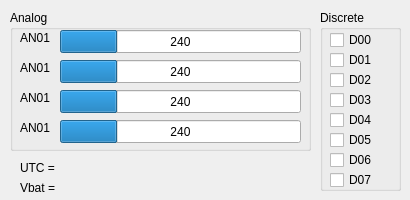
The window that soft/tester/tester.ui (barthess/volat3) describes before a commit, drawn with Qt 5.
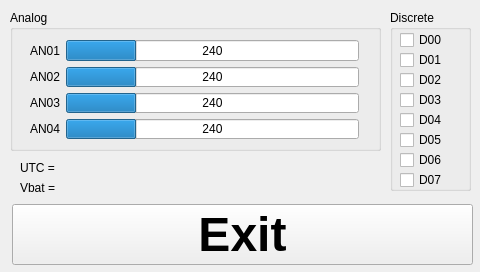
The same window after the commit.

Commit message: added config support to tester application

What changed in the file:
```diff
--- a/soft/tester/tester.ui
+++ b/soft/tester/tester.ui
@@ -6,8 +6,8 @@
    <rect>
     <x>0</x>
     <y>0</y>
-    <width>410</width>
-    <height>200</height>
+    <width>480</width>
+    <height>272</height>
    </rect>
   </property>
   <property name="windowTitle">
@@ -16,7 +16,7 @@
   <widget class="QGroupBox" name="discreteBox">
    <property name="geometry">
     <rect>
-     <x>320</x>
+     <x>390</x>
      <y>10</y>
      <width>81</width>
      <height>181</height>
@@ -138,86 +138,65 @@
     <rect>
      <x>10</x>
      <y>10</y>
-     <width>301</width>
+     <width>371</width>
      <height>141</height>
     </rect>
    </property>
+   <property name="sizePolicy">
+    <sizepolicy hsizetype="Maximum" vsizetype="Fixed">
+     <horstretch>0</horstretch>
+     <verstretch>0</verstretch>
+    </sizepolicy>
+   </property>
    <property name="title">
     <string>Analog</string>
    </property>
-   <widget class="QLabel" name="labelAn0">
+   <widget class="QWidget" name="gridLayoutWidget">
     <property name="geometry">
      <rect>
-      <x>10</x>
-      <y>20</y>
-      <width>31</width>
-      <height>16</height>
+      <x>9</x>
+      <y>19</y>
+      <width>351</width>
+      <height>121</height>
      </rect>
     </property>
+    <layout class="QGridLayout" name="gridLayout">
+     <item row="2" column="0">
+      <widget class="QLabel" name="labelAn2">
     <property name="text">
-     <string>AN01</string>
-    </property>
-   </widget>
-   <widget class="QProgressBar" name="barAn1">
-    <property name="geometry">
-     <rect>
-      <x>50</x>
-      <y>20</y>
-      <width>241</width>
-      <height>23</height>
-     </rect>
-    </property>
-    <property name="maximum">
-     <number>1000</number>
-    </property>
-    <property name="value">
-     <number>240</number>
-    </property>
-    <property name="format">
-     <string>%v</string>
-    </property>
-   </widget>
-   <widget class="QProgressBar" name="barAn2">
-    <property name="geometry">
-     <rect>
-      <x>50</x>
-      <y>50</y>
-      <width>241</width>
-      <height>23</height>
-     </rect>
-    </property>
-    <property name="maximum">
-     <number>1000</number>
-    </property>
-    <property name="value">
-     <number>240</number>
-    </property>
-    <property name="format">
-     <string>%v</string>
-    </property>
-   </widget>
+        <string>AN03</string>
+       </property>
+      </widget>
+     </item>
+     <item row="1" column="0">
    <widget class="QLabel" name="labelAn1">
-    <property name="geometry">
-     <rect>
-      <x>10</x>
-      <y>50</y>
-      <width>31</width>
-      <height>16</height>
-     </rect>
-    </property>
+       <property name="text">
+        <string>AN02</string>
+       </property>
+      </widget>
+     </item>
+     <item row="0" column="0">
+      <widget class="QLabel" name="labelAn0">
     <property name="text">
      <string>AN01</string>
     </property>
    </widget>
+     </item>
+     <item row="2" column="1">
    <widget class="QProgressBar" name="barAn3">
-    <property name="geometry">
-     <rect>
-      <x>50</x>
-      <y>80</y>
-      <width>241</width>
-      <height>23</height>
-     </rect>
-    </property>
+       <property name="maximum">
+        <number>1000</number>
+       </property>
+       <property name="value">
+        <number>240</number>
+       </property>
+       <property name="format">
+        <string>%v</string>
+       </property>
+      </widget>
+     </item>
+     <item row="1" column="1">
+      <widget class="QProgressBar" name="barAn2">
     <property name="maximum">
      <number>1000</number>
     </property>
@@ -228,28 +207,22 @@
      <string>%v</string>
     </property>
    </widget>
-   <widget class="QLabel" name="labelAn2">
-    <property name="geometry">
-     <rect>
-      <x>10</x>
-      <y>80</y>
-      <width>31</width>
-      <height>16</height>
-     </rect>
-    </property>
-    <property name="text">
-     <string>AN01</string>
-    </property>
-   </widget>
+     </item>
+     <item row="0" column="1">
+      <widget class="QProgressBar" name="barAn1">
+       <property name="maximum">
+        <number>1000</number>
+       </property>
+       <property name="value">
+        <number>240</number>
+       </property>
+       <property name="format">
+        <string>%v</string>
+       </property>
+      </widget>
+     </item>
+     <item row="3" column="1">
    <widget class="QProgressBar" name="barAn4">
-    <property name="geometry">
-     <rect>
-      <x>50</x>
-      <y>110</y>
-      <width>241</width>
-      <height>23</height>
-     </rect>
-    </property>
     <property name="maximum">
      <number>1000</number>
     </property>
@@ -260,18 +233,15 @@
      <string>%v</string>
     </property>
    </widget>
+     </item>
+     <item row="3" column="0">
    <widget class="QLabel" name="labelAn3">
-    <property name="geometry">
-     <rect>
-      <x>10</x>
-      <y>110</y>
-      <width>31</width>
-      <height>16</height>
-     </rect>
-    </property>
     <property name="text">
-     <string>AN01</string>
-    </property>
+        <string>AN04</string>
+       </property>
+      </widget>
+     </item>
+    </layout>
    </widget>
   </widget>
   <widget class="QLabel" name="labelVbat">
@@ -300,6 +270,26 @@
     <string>UTC = </string>
    </property>
   </widget>
+  <widget class="QPushButton" name="exitButton">
+   <property name="geometry">
+    <rect>
+     <x>12</x>
+     <y>204</y>
+     <width>461</width>
+     <height>61</height>
+    </rect>
+   </property>
+   <property name="font">
+    <font>
+     <pointsize>36</pointsize>
+     <weight>75</weight>
+     <bold>true</bold>
+    </font>
+   </property>
+   <property name="text">
+    <string>Exit</string>
+   </property>
+  </widget>
  </widget>
  <layoutdefault spacing="6" margin="11"/>
  <resources/>
```
Lines whose indentation alone changed are shown as unchanged. The commit also changes 6 other files.
